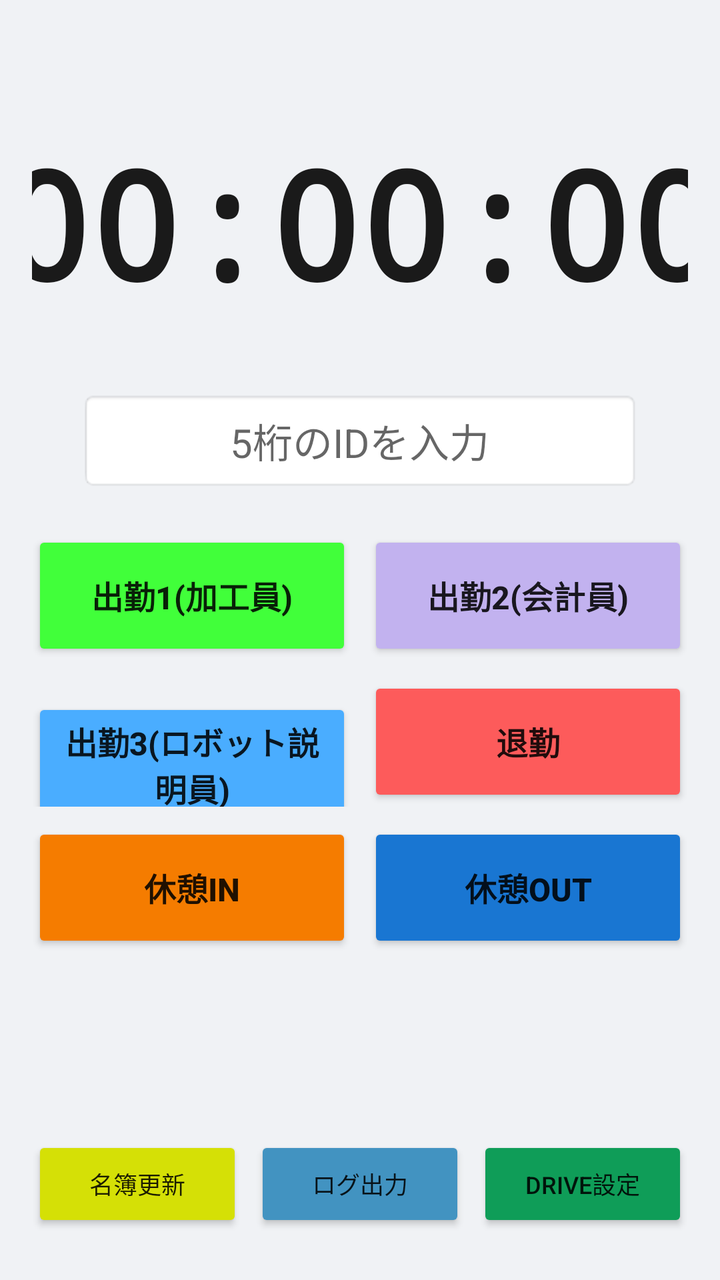
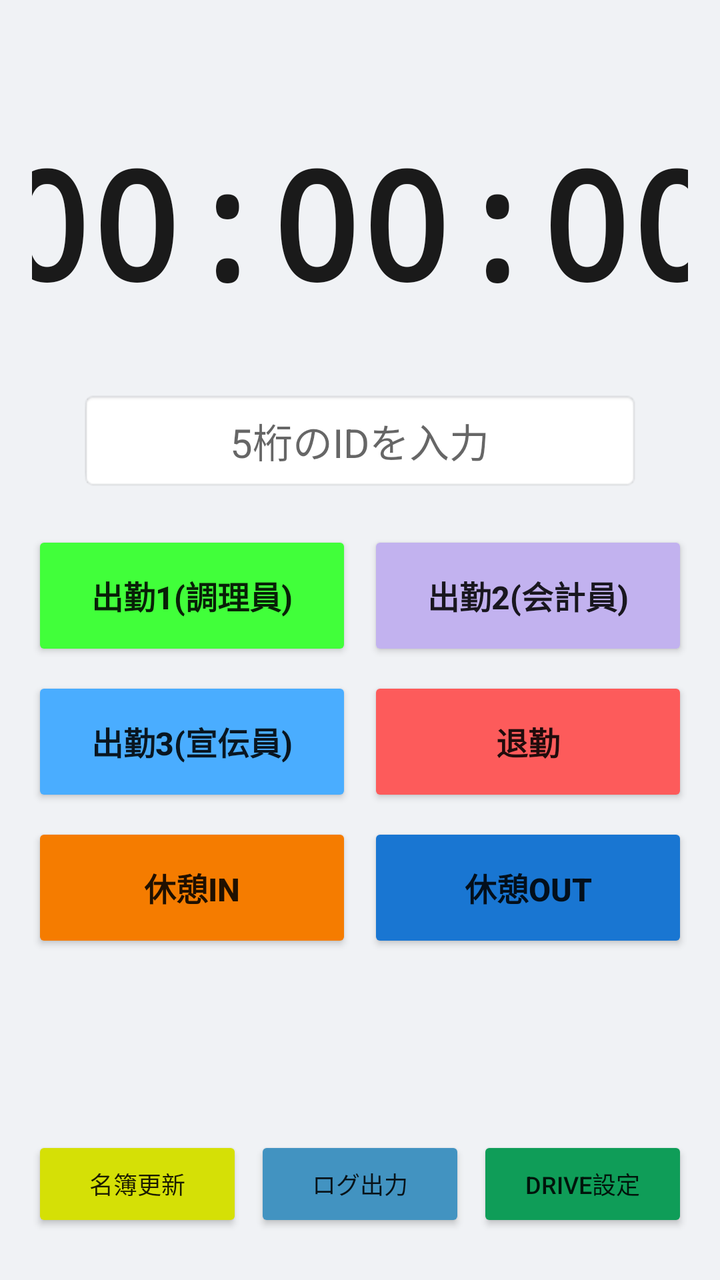

Compare the two renders of this Android layout. The source of the first and the diff that turns it into the second are given below.
<!-- AndroidManifest.xml: application theme Theme.AppCompat.Light.NoActionBar -->
<!-- res/layout/activity_main.xml -->
<?xml version="1.0" encoding="utf-8"?>
<LinearLayout xmlns:android="http://schemas.android.com/apk/res/android"
    android:layout_width="match_parent"
    android:layout_height="match_parent"
    android:background="#F0F2F5"
    android:orientation="vertical"
    android:padding="16dp"
    android:gravity="center_horizontal">

    
    <View
        android:layout_width="match_parent"
        android:layout_height="0dp"
        android:layout_weight="0.6" />

    

    
    <TextView
        android:id="@+id/tv_digital_clock"
        android:layout_width="496dp"
        android:layout_height="110dp"
        android:layout_marginBottom="24dp"
        android:fontFamily="sans-serif-monospace"
        android:maxLines="1"
        android:singleLine="true"
        android:text="00:00:00"
        android:textAlignment="center"
        android:textColor="#1A1A1A"
        android:textSize="75sp"
        android:textStyle="bold" />

    <EditText
        android:id="@+id/et_user_id"
        android:layout_width="match_parent"
        android:layout_height="50dp"
        android:layout_marginStart="24dp"
        android:layout_marginEnd="24dp"
        android:layout_marginBottom="20dp"
        android:background="@android:drawable/editbox_background_normal"
        android:gravity="center"
        android:hint="5桁のIDを入力"
        android:inputType="number"
        android:maxLength="5"
        android:textSize="20sp" />

    
    <LinearLayout
        android:layout_width="match_parent"
        android:layout_height="wrap_content"
        android:orientation="vertical"
        android:layout_marginBottom="16dp">

        
        <LinearLayout
            android:layout_width="match_parent"
            android:layout_height="wrap_content"
            android:orientation="horizontal"
            android:layout_marginBottom="8dp">

            <Button
                android:id="@+id/btn_in_1"
                android:layout_width="0dp"
                android:layout_height="65dp"
                android:layout_weight="1"
                android:layout_marginEnd="4dp"
                android:backgroundTint="#41FF3A"
                android:text="出勤1(加工員)"
                android:textSize="16sp"
                android:textStyle="bold" />

            <Button
                android:id="@+id/btn_in_2"
                android:layout_width="0dp"
                android:layout_height="65dp"
                android:layout_weight="1"
                android:layout_marginStart="4dp"
                android:backgroundTint="#C2B2EF"
                android:text="出勤2(会計員)"
                android:textSize="16sp"
                android:textStyle="bold" />
        </LinearLayout>

        
        <LinearLayout
            android:layout_width="match_parent"
            android:layout_height="wrap_content"
            android:orientation="horizontal"
            android:layout_marginBottom="8dp">

            <Button
                android:id="@+id/btn_in_3"
                android:layout_width="0dp"
                android:layout_height="65dp"
                android:layout_marginEnd="4dp"
                android:layout_weight="1"
                android:backgroundTint="#4AADFF"
                android:text="出勤3(ロボット説明員)"
                android:textSize="16sp"
                android:textStyle="bold" />

            <Button
                android:id="@+id/btn_out"
                android:layout_width="0dp"
                android:layout_height="65dp"
                android:layout_weight="1"
                android:layout_marginStart="4dp"
                android:backgroundTint="#FD5B5B"
                android:text="退勤"
                android:textSize="16sp"
                android:textStyle="bold" />
        </LinearLayout>

        
        <LinearLayout
            android:layout_width="match_parent"
            android:layout_height="wrap_content"
            android:orientation="horizontal">

            <Button
                android:id="@+id/btn_rest_in"
                android:layout_width="0dp"
                android:layout_height="65dp"
                android:layout_weight="1"
                android:layout_marginEnd="4dp"
                android:backgroundTint="#F57C00"
                android:text="休憩IN"
                android:textSize="16sp"
                android:textStyle="bold" />

            <Button
                android:id="@+id/btn_rest_out"
                android:layout_width="0dp"
                android:layout_height="65dp"
                android:layout_weight="1"
                android:layout_marginStart="4dp"
                android:backgroundTint="#1976D2"
                android:text="休憩OUT"
                android:textSize="16sp"
                android:textStyle="bold" />
        </LinearLayout>
    </LinearLayout>

    
    <View
        android:layout_width="match_parent"
        android:layout_height="0dp"
        android:layout_weight="1" />

    
    <LinearLayout
        android:layout_width="match_parent"
        android:layout_height="wrap_content"
        android:layout_marginBottom="8dp"
        android:orientation="horizontal">

        <Button
            android:id="@+id/btn_reload_master"
            android:layout_width="0dp"
            android:layout_height="48dp"
            android:layout_weight="1"
            android:layout_marginEnd="3dp"
            android:backgroundTint="#D5E006"
            android:text="名簿更新"
            android:textSize="12sp" />

        <Button
            android:id="@+id/btn_export"
            android:layout_width="0dp"
            android:layout_height="48dp"
            android:layout_weight="1"
            android:layout_marginStart="3dp"
            android:layout_marginEnd="3dp"
            android:backgroundTint="#4293C1"
            android:text="ログ出力"
            android:textSize="12sp" />

        <Button
            android:id="@+id/btn_open_drive"
            android:layout_width="0dp"
            android:layout_height="48dp"
            android:layout_weight="1"
            android:layout_marginStart="3dp"
            android:backgroundTint="#0F9D58"
            android:text="Drive設定"
            android:textSize="12sp" />
    </LinearLayout>

</LinearLayout>
<!-- resources referenced by this layout -->
<resources>

</resources>

<!-- the commit's change to res/layout/activity_main.xml (unified diff, before → after) -->
@@ -62,10 +62,10 @@
                 android:id="@+id/btn_in_1"
                 android:layout_width="0dp"
                 android:layout_height="65dp"
+                android:layout_marginEnd="4dp"
                 android:layout_weight="1"
-                android:layout_marginEnd="4dp"
                 android:backgroundTint="#41FF3A"
-                android:text="出勤1(加工員)"
+                android:text="出勤1(調理員)"
                 android:textSize="16sp"
                 android:textStyle="bold" />
 
@@ -95,7 +95,7 @@
                 android:layout_marginEnd="4dp"
                 android:layout_weight="1"
                 android:backgroundTint="#4AADFF"
-                android:text="出勤3(ロボット説明員)"
+                android:text="出勤3(宣伝員)"
                 android:textSize="16sp"
                 android:textStyle="bold" />
 
